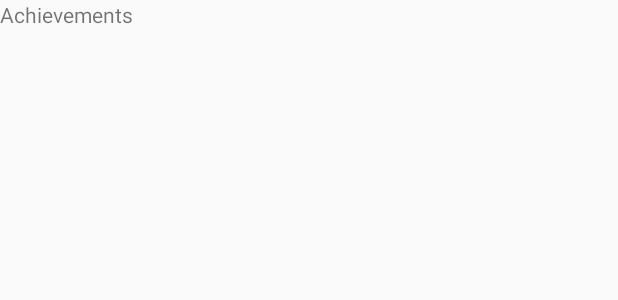
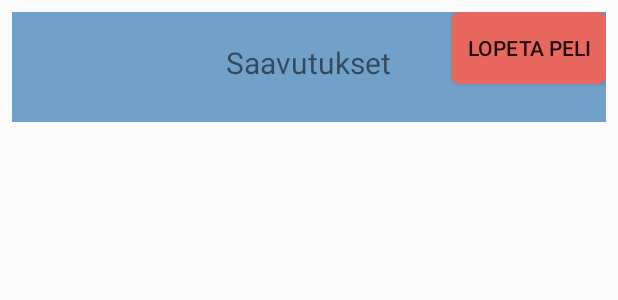
Before and after one commit to Malitsu/projectparsta, an Android app: the layout activity_achievement.xml on its own in the app's theme, with its tools: preview values and no code run, on a phone screen of 412 x 824 dp. Shown: the top 300 px of the screen. Run offline under Robolectric (Android 15) with nearby library versions, the phone set to English and light mode, and no system bars.

Commit message:
Add layouts for (achievements) card view and card item.

```diff
--- a/app/build.gradle
+++ b/app/build.gradle
@@ -28,6 +28,8 @@ dependencies {
     implementation fileTree(dir: 'libs', include: ['*.jar'])
 
     implementation 'androidx.appcompat:appcompat:1.0.2'
+    implementation 'androidx.cardview:cardview:1.0.0'
+    implementation 'androidx.recyclerview:recyclerview:1.0.0'
     implementation 'androidx.constraintlayout:constraintlayout:1.1.3'
     testImplementation 'junit:junit:4.12'
     androidTestImplementation 'androidx.test.ext:junit:1.1.1'
--- a/app/src/main/res/layout/activity_achievement.xml
+++ b/app/src/main/res/layout/activity_achievement.xml
@@ -1,21 +1,42 @@
 <?xml version="1.0" encoding="utf-8"?>
-<LinearLayout
-    xmlns:android="http://schemas.android.com/apk/res/android" android:layout_width="match_parent"
+<LinearLayout xmlns:android="http://schemas.android.com/apk/res/android"
+    xmlns:app="http://schemas.android.com/apk/res-auto"
+    xmlns:tools="http://schemas.android.com/tools"
+    android:layout_width="match_parent"
     android:layout_height="match_parent"
-    android:orientation="vertical">
+    android:orientation="vertical"
+    tools:context=".AchievementActivity"
+    android:padding="8dp">
 
-    <TextView
-        android:id="@+id/textView"
+    <RelativeLayout
+        android:layout_width="fill_parent"
+        android:layout_height="wrap_content"
+        android:background="@color/colorPrimary">
+        <TextView
+            android:paddingTop="10dp"
+            android:layout_marginTop="10dp"
+            android:layout_width="wrap_content"
+            android:layout_height="wrap_content"
+            android:textSize="20sp"
+            android:text="Saavutukset"
+            android:layout_centerHorizontal="true"
+            />
+        <Button
+            android:layout_width="wrap_content"
+            android:layout_height="wrap_content"
+            android:paddingLeft="10dp"
+            android:paddingRight="10dp"
+            android:layout_marginBottom="25dp"
+            android:background="@drawable/quit_button"
+            android:layout_alignParentRight="true"
+            android:text="Lopeta peli"/>
+    </RelativeLayout>
+
+    <androidx.recyclerview.widget.RecyclerView
+        android:id="@+id/recyclerview_id"
         android:layout_width="match_parent"
-        android:layout_height="wrap_content"
-        android:text="Achievements" />
+        android:layout_height="match_parent">
 
-    <GridLayout
-        android:layout_width="wrap_content"
-        android:layout_height="wrap_content"
-        android:columnCount="5"
-        android:id="@+id/achievement_grid"
-        >
-       </GridLayout>
+    </androidx.recyclerview.widget.RecyclerView>
 
 </LinearLayout>
```
Also changed, not shown: app/src/main/java/fi/tuni/parsta/AchievementActivity.java (+8 -8 lines), app/src/main/res/layout/card_view_item.xml (added, +31 -0 lines).
